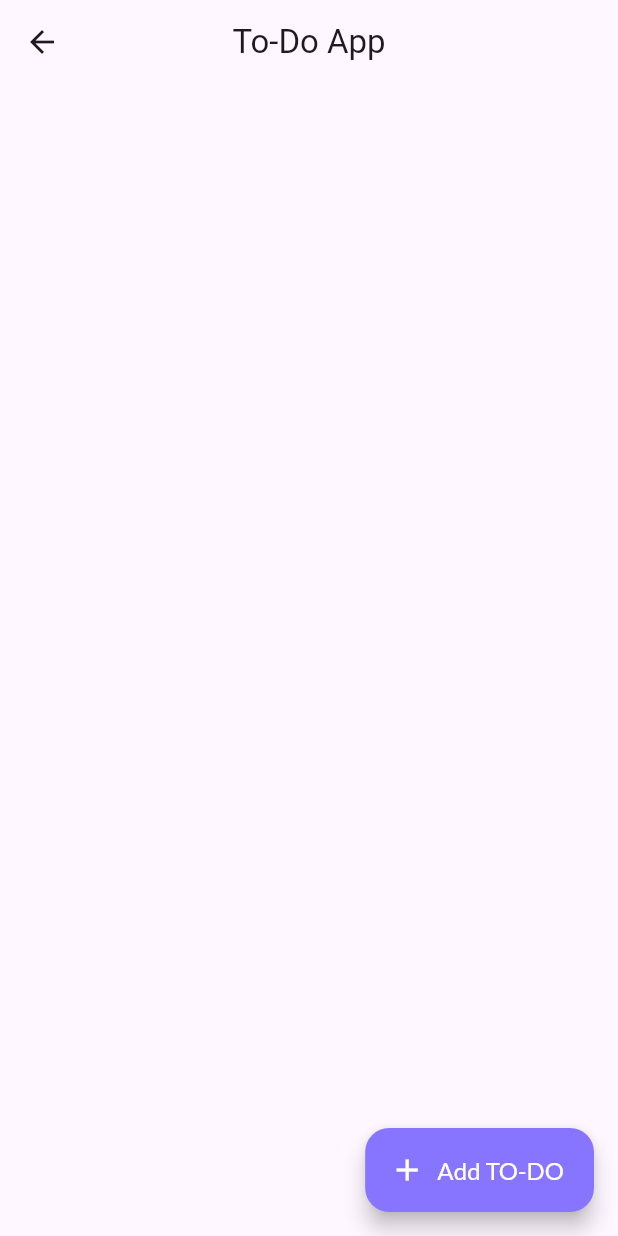
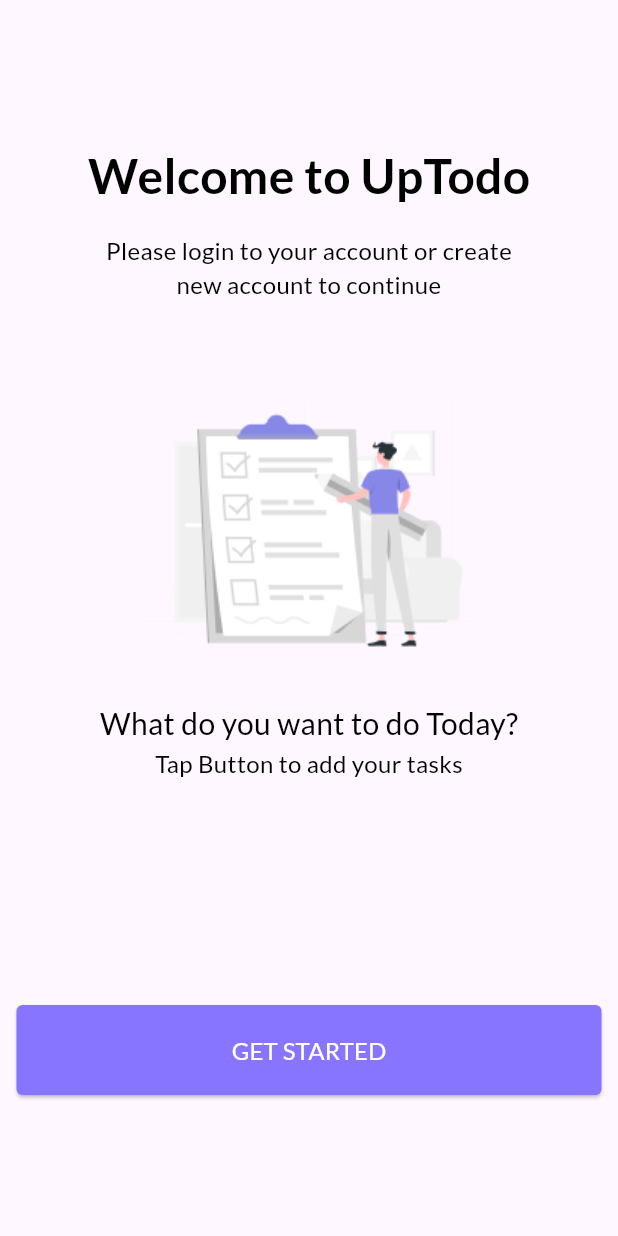
Before and after one commit to Iamgauravkanani/To-Do_App_sqlilte_Flutter, a Flutter app: the screen it shows after launch, after a tap on "NEXT", on a phone screen of 412 x 824 dp. Run offline on Flutter 3.47's test engine with Material 3 defaults, Android fonts, the phone set to English and light mode, and no system bars; our stand-ins replace get, google_fonts, sqflite; accounts and stored records are empty.

Commit message:
start screen

```diff
--- a/lib/main.dart
+++ b/lib/main.dart
@@ -3,6 +3,7 @@ import 'package:get/get.dart';
 import 'package:todo_app/screens/home/views/home.dart';
 import 'package:todo_app/screens/intro/views/intro.dart';
 import 'package:todo_app/screens/splash/views/splash.dart';
+import 'package:todo_app/screens/start/views/start.dart';
 
 void main() {
   runApp(
@@ -11,6 +12,7 @@ void main() {
       routes: {
         '/': (ctx) => const Splash(),
         'intro': (ctx) => const Intro(),
+        'start': (ctx) => const Start(),
         'home': (ctx) => const Home(),
       },
     ),
--- a/lib/screens/intro/views/intro.dart
+++ b/lib/screens/intro/views/intro.dart
@@ -94,14 +94,15 @@ class _IntroState extends State<Intro> {
                   ),
                   ElevatedButton(
                     onPressed: () {
-                      Navigator.pushNamed(context, 'home');
+                      Navigator.pushReplacementNamed(context, 'start');
                     },
                     style: ElevatedButton.styleFrom(
-                        backgroundColor: const Color(0xff8875FF),
-                        minimumSize: const Size(90, 48),
-                        shape: RoundedRectangleBorder(
-                          borderRadius: BorderRadius.circular(4),
-                        )),
+                      backgroundColor: const Color(0xff8875FF),
+                      minimumSize: const Size(90, 48),
+                      shape: RoundedRectangleBorder(
+                        borderRadius: BorderRadius.circular(4),
+                      ),
+                    ),
                     child: Text(
                       'NEXT',
                       style: Constant.myStyle(color: Colors.white),
--- /dev/null
+++ b/lib/screens/start/views/start.dart
@@ -0,0 +1,63 @@
+import 'package:flutter/material.dart';
+
+import '../../../utils/assets.dart';
+import '../../../utils/constant/constatnt.dart';
+
+class Start extends StatelessWidget {
+  const Start({super.key});
+
+  @override
+  Widget build(BuildContext context) {
+    return Scaffold(
+      body: Center(
+        child: Column(
+          mainAxisAlignment: MainAxisAlignment.center,
+          children: [
+            Text("Welcome to UpTodo",
+                style: Constant.myStyle(
+                    fontsize: 32, fontWeight: FontWeight.bold)),
+            const SizedBox(
+              height: 15,
+            ),
+            Text(
+              'Please login to your account or create\nnew account to continue',
+              style: Constant.myStyle(),
+              textAlign: TextAlign.center,
+            ),
+            const SizedBox(
+              height: 40,
+            ),
+            Image.asset(Assets.start),
+            Text(
+              "What do you want to do Today?",
+              style: Constant.myStyle(fontsize: 20),
+            ),
+            Text(
+              "Tap Button to add your tasks",
+              style: Constant.myStyle(),
+            ),
+            const SizedBox(
+              height: 150,
+            ),
+            ElevatedButton(
+              onPressed: () {
+                Navigator.pushReplacementNamed(context, 'home');
+              },
+              style: ElevatedButton.styleFrom(
+                backgroundColor: const Color(0xff8875FF),
+                minimumSize: const Size(390, 60),
+                shape: RoundedRectangleBorder(
+                  borderRadius: BorderRadius.circular(4),
+                ),
+              ),
+              child: Text(
+                'GET STARTED',
+                style: Constant.myStyle(color: Colors.white),
+              ),
+            )
+          ],
+        ),
+      ),
+    );
+  }
+}
--- a/lib/utils/assets.dart
+++ b/lib/utils/assets.dart
@@ -5,4 +5,5 @@ class Assets {
   static String path2 = "asset/2.png";
   static String path3 = "asset/3.png";
   static String splash = "asset/4.png";
+  static String start = "asset/5.png";
 }
```
Also changed, not shown: asset/5.png (added).
